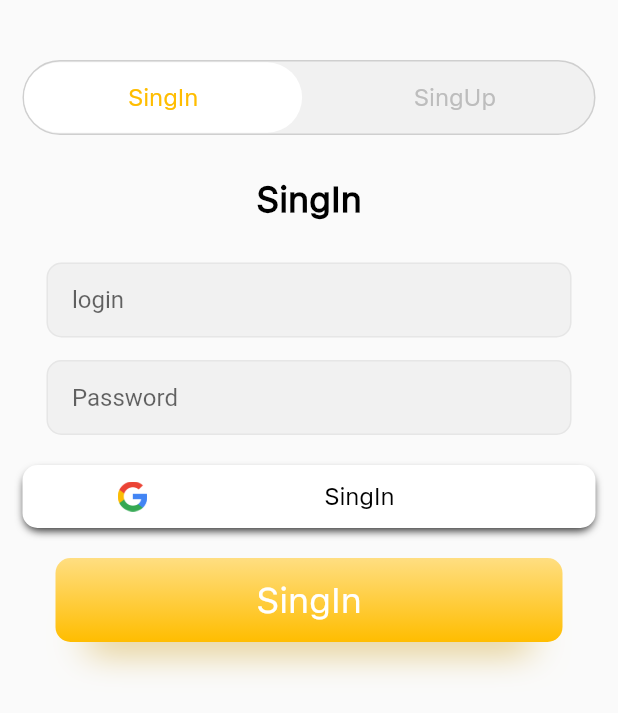
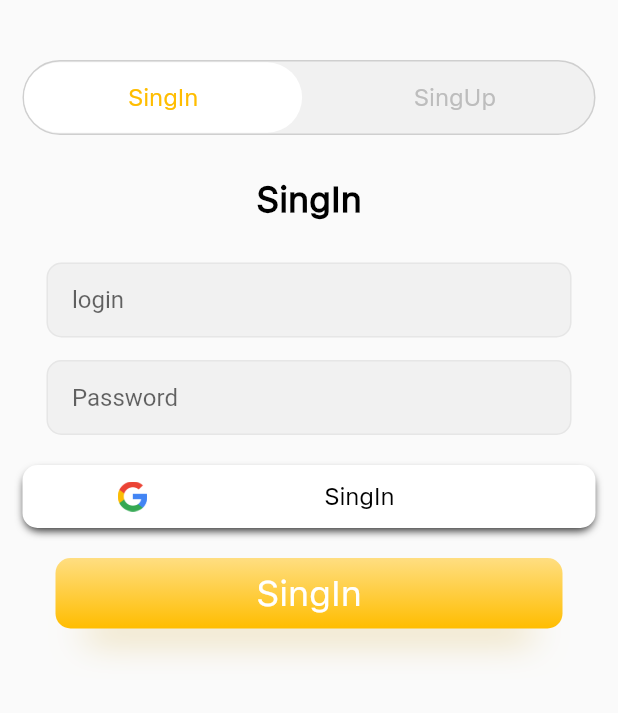
Before and after one commit to Misha9115/news_app, a Flutter app: the screen it shows after launch, on a phone screen of 412 x 824 dp. Shown: the top 713 px of the screen. Run offline on Flutter 3.47's test engine with Material 2 defaults, Android fonts, the light colour scheme and no system bars; our stand-ins replace dio, firebase_analytics, firebase_auth, firebase_core, firebase_crashlytics, firebase_database and 7 more; missing offline and left inert: redux_epics; accounts and stored records are empty; generated files the repository leaves out were written again.

Commit message:
add Animation color to fav and chenge size na login page

```diff
--- a/lib/presentation/pages/home_page/home_page.dart
+++ b/lib/presentation/pages/home_page/home_page.dart
@@ -91,7 +91,9 @@ class _HomePageState extends State<HomePage> {
                   SliverGrid(
                     delegate: SliverChildBuilderDelegate(
                       (BuildContext context, index) {
-                        return SizedBox(
+                        return
+
+                        SizedBox(
                             width: 106.0,
                             child: InkWell(
                               onTap: () {
@@ -107,6 +109,7 @@ class _HomePageState extends State<HomePage> {
                                 titleNews: vm.newsList.articles![index].title!,
                               ),
                             ),
+
                         );
                       },
                       childCount: vm.newsList.articles!.length,
--- a/lib/presentation/pages/login_page/login_page.dart
+++ b/lib/presentation/pages/login_page/login_page.dart
@@ -173,9 +173,10 @@ class _LoginPageState extends State<LoginPage> {
                 textR: AppLocalizations.of(context)!.singUp,
                 textS:  AppLocalizations.of(context)!.singIn,
               ),
-              GlobalButton(
+              GlobalButton(key: GlobalKey(debugLabel: 'rtrrfdgfdg'),
                 text: _checkIsSingIn ? AppLocalizations.of(context)!.singIn : AppLocalizations.of(context)!.singUp,
                 onTap: () {
+
                   _checkIsSingIn
                       ? vm.login(_loginController.text, _passwordController.text)
                       : vm.registration(_loginController.text, _passwordController.text);
--- a/lib/presentation/pages/login_page/widgets/global_button.dart
+++ b/lib/presentation/pages/login_page/widgets/global_button.dart
@@ -2,7 +2,7 @@ import 'package:flutter/material.dart';
 import 'package:news_paper/res/app_fonts.dart';
 import 'package:news_paper/res/app_styles.dart';
 
-class GlobalButton extends StatelessWidget {
+class GlobalButton extends StatefulWidget {
   final String text;
   final void Function() onTap;
   final EdgeInsets margin;
@@ -15,20 +15,38 @@ class GlobalButton extends StatelessWidget {
   }) : super(key: key);
 
   @override
+  State<GlobalButton> createState() => _GlobalButtonState();
+}
+
+class _GlobalButtonState extends State<GlobalButton> {
+  bool selected = false;
+  @override
   Widget build(BuildContext context) {
     return InkWell(
-      onTap: onTap,
-      child: Container(
-        height: 56.0,
-        margin: margin,
+      onTap:(){
+
+        setState(() {
+          selected = !selected;
+        });
+        Future.delayed(const Duration(milliseconds: 200), () {
+         widget.onTap();
+          setState(() {
+            selected = !selected;
+          });
+        });
+      },// onTap,
+      child: AnimatedContainer(
+        height: selected ? 40:47.0,
+        margin: selected ?const EdgeInsets.symmetric(horizontal: 28.0): widget.margin,
         decoration: BoxDecoration(
           boxShadow: AppShadows.shadowsFile(AppColors.core),
           gradient: AppGradient.globalButtonGradient,
           borderRadius: BorderRadius.circular(10.0),
         ),
+        duration:  const Duration(milliseconds: 200),
         child: Center(
           child: Text(
-            text,
+            widget.text,
             style: AppFonts.globalButton,
           ),
         ),
--- a/lib/presentation/widgets/custom_text_field.dart
+++ b/lib/presentation/widgets/custom_text_field.dart
@@ -52,9 +52,7 @@ class AppTextField extends StatelessWidget {
               key: Key(keyValue),
               focusNode: focusNode,
               controller: controller,
-              // keyboardType: inputType,
-              cursorColor: AppColors.red.withOpacity(0.1),
-              //CustomTheme.colors.primaryColor,
+              cursorColor: AppColors.black.withOpacity(0.1),
               style: textStyle,
               onChanged: validator,
               onFieldSubmitted: onSubmitted,
--- a/lib/presentation/widgets/news_card.dart
+++ b/lib/presentation/widgets/news_card.dart
@@ -5,7 +5,11 @@ class NewsCard extends StatelessWidget {
   final String titleNews;
   final String? link;
 
-  const NewsCard({required this.titleNews, required this.link, Key? key}) : super(key: key);
+  const NewsCard({
+    required this.titleNews,
+    required this.link,
+    Key? key,
+  }) : super(key: key);
 
   @override
   Widget build(BuildContext context) {
```
Also changed, not shown: lib/presentation/pages/news_page/news_page.dart (+37 -3 lines). Lines whose indentation alone changed are shown as unchanged.
